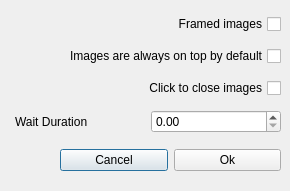
Above: src/config/ConfigView.ui from phongqwe/take_this_qt before the change. Below: the same form after it.
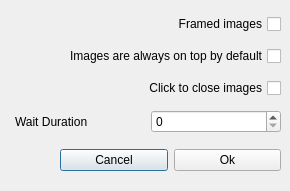
That is the form after the change.

Commit message: add config dialog

Patch:
```diff
--- a/src/config/ConfigView.ui
+++ b/src/config/ConfigView.ui
@@ -89,7 +89,11 @@
        </widget>
       </item>
       <item>
-       <widget class="QDoubleSpinBox" name="waitDurationCheckBox"/>
+       <widget class="QSpinBox" name="waitDurationBox">
+        <property name="maximum">
+         <number>2000</number>
+        </property>
+       </widget>
       </item>
      </layout>
     </item>
```
The commit also changes 22 other files.
